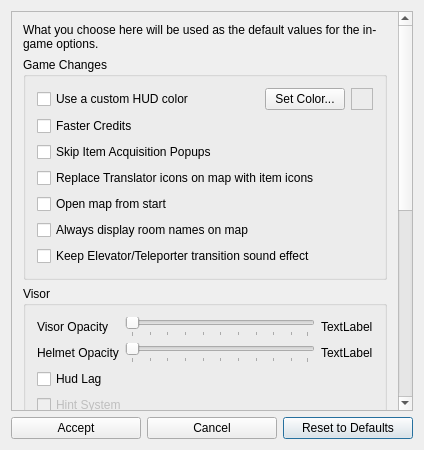
Before: the Qt Designer form randovania/gui/ui_files/echoes_cosmetic_patches_dialog.ui in randovania/randovania, drawn with Qt 5.
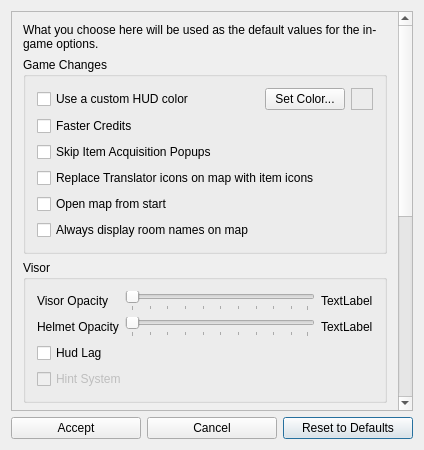
After: the same form once the commit is applied.

Commit message: Echoes: automatically decide noise removal

The edit to the form file:
```diff
--- a/randovania/gui/ui_files/echoes_cosmetic_patches_dialog.ui
+++ b/randovania/gui/ui_files/echoes_cosmetic_patches_dialog.ui
@@ -45,8 +45,8 @@
        <rect>
         <x>0</x>
         <y>0</y>
-        <width>390</width>
-        <height>779</height>
+        <width>400</width>
+        <height>601</height>
        </rect>
       </property>
       <layout class="QVBoxLayout" name="verticalLayout">
@@ -156,16 +156,6 @@
             </property>
            </widget>
           </item>
-          <item>
-           <widget class="QCheckBox" name="elevator_sound_check">
-            <property name="toolTip">
-             <string>&lt;html&gt;&lt;head/&gt;&lt;body&gt;&lt;p&gt;The sound effect is always kept when elevators are vanilla.&lt;/p&gt;&lt;/body&gt;&lt;/html&gt;</string>
-            </property>
-            <property name="text">
-             <string>Keep Elevator/Teleporter transition sound effect</string>
-            </property>
-           </widget>
-          </item>
          </layout>
         </widget>
        </item>
```
The commit also changes 8 other files.
